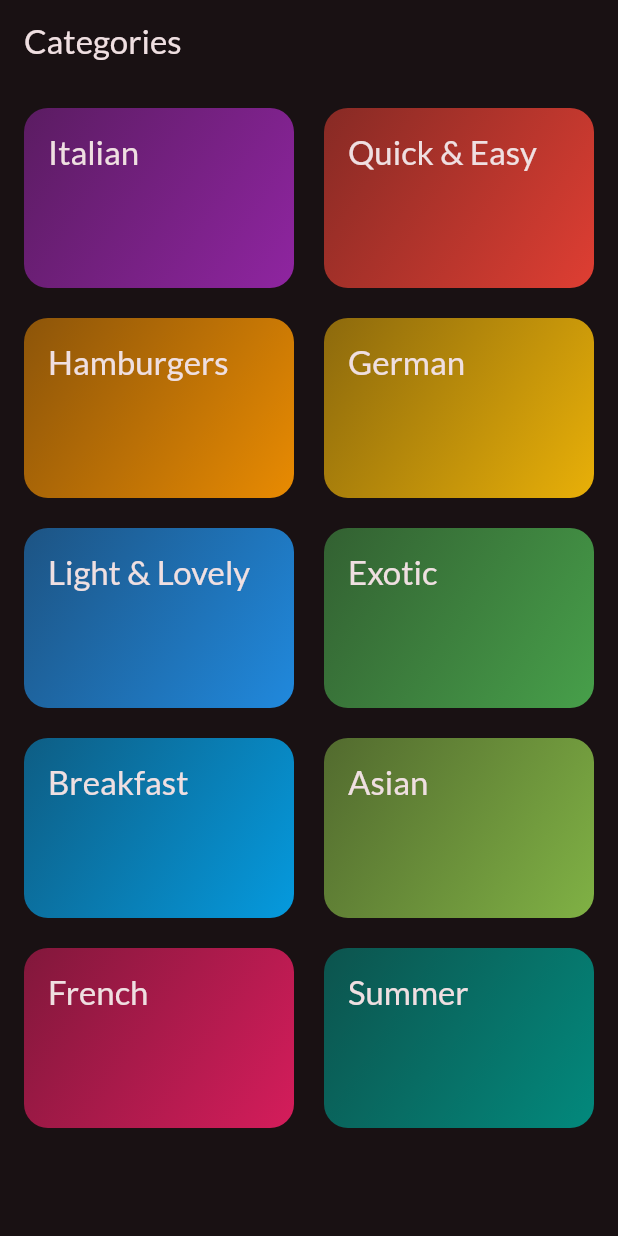
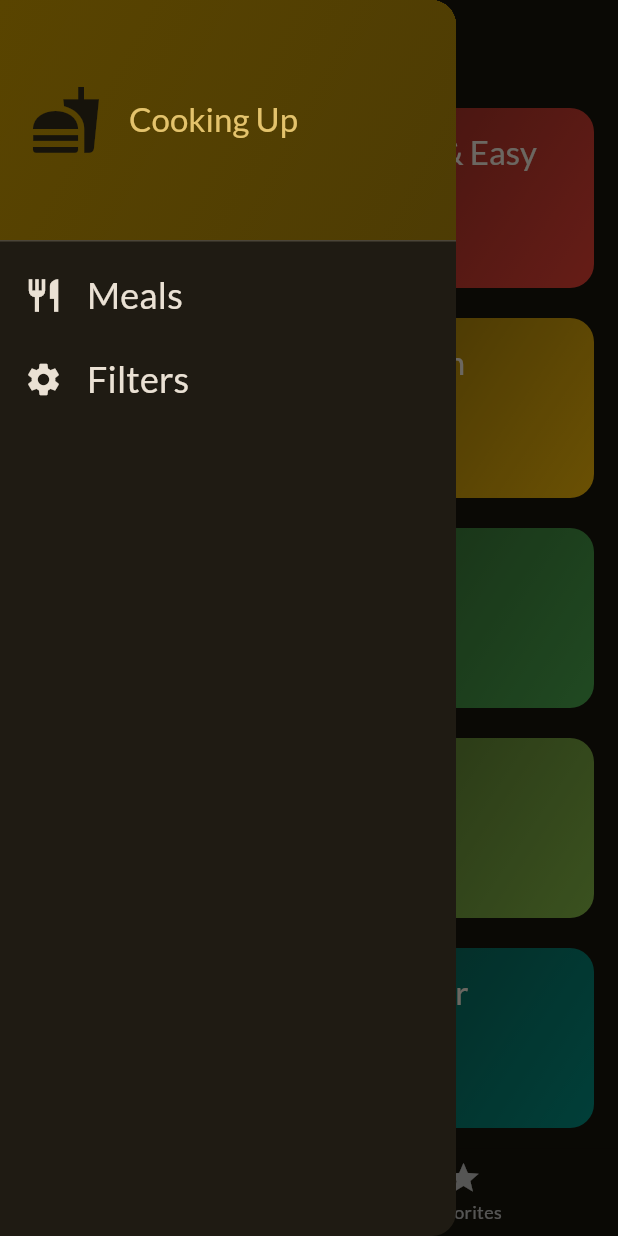
Before and after one commit to enescangull/meals_app, a Flutter app: the screen it shows after launch, with the side drawer open (before the commit the screen has no drawer), on a phone screen of 412 x 824 dp. Run offline on Flutter 3.47's test engine with Material 3 defaults, Android fonts, the phone set to English and light mode, and no system bars; our stand-ins replace google_fonts, transparent_image.

Commit message:
filters added

```diff
--- a/lib/main.dart
+++ b/lib/main.dart
@@ -1,13 +1,13 @@
 import 'package:flutter/material.dart';
 
 import 'package:google_fonts/google_fonts.dart';
-import 'package:meals_app/screens/categories.dart';
+import 'package:meals_app/screens/tabs.dart';
 
 final theme = ThemeData(
   useMaterial3: true,
   colorScheme: ColorScheme.fromSeed(
     brightness: Brightness.dark,
-    seedColor: Color.fromARGB(255, 0, 0, 0),
+    seedColor: const Color.fromARGB(255, 143, 120, 59),
   ),
   textTheme: GoogleFonts.latoTextTheme(),
 );
@@ -24,6 +24,6 @@ class App extends StatelessWidget {
     return MaterialApp(
         debugShowCheckedModeBanner: false,
         theme: theme,
-        home: const CategoriesScreen());
+        home: const TabsScreen());
   }
 }
--- a/lib/screens/categories.dart
+++ b/lib/screens/categories.dart
@@ -1,14 +1,22 @@
 import 'package:flutter/material.dart';
 import 'package:meals_app/data/dummy_data.dart';
 import 'package:meals_app/models/category.dart';
+import 'package:meals_app/models/meal.dart';
 import 'package:meals_app/screens/meals.dart';
 import 'package:meals_app/widgets/category_grid_item.dart';
 
 class CategoriesScreen extends StatelessWidget {
-  const CategoriesScreen({super.key});
+  const CategoriesScreen({
+    super.key,
+    required this.onToggleFavorite,
+    required this.availableMeals,
+  });
 
-  void _selectCategoty(BuildContext context, Category category) {
-    final filteredMeals = dummyMeals
+  final void Function(Meal meal) onToggleFavorite;
+  final List<Meal> availableMeals;
+
+  void _selectCategory(BuildContext context, Category category) {
+    final filteredMeals = availableMeals
         .where((meal) => meal.categories.contains(category.id))
         .toList();
     Navigator.push(
@@ -17,16 +25,13 @@ class CategoriesScreen extends StatelessWidget {
             builder: (ctx) => MealsScreen(
                   title: category.title,
                   meals: filteredMeals,
+                  onToggleFavorite: onToggleFavorite,
                 )));
   }
 
   @override
   Widget build(BuildContext context) {
-    return Scaffold(
-      appBar: AppBar(
-        title: const Text('Categories'),
-      ),
-      body: GridView(
+    return GridView(
       padding: const EdgeInsets.all(16),
       gridDelegate: const SliverGridDelegateWithFixedCrossAxisCount(
         crossAxisCount: 2,
@@ -40,11 +45,10 @@ class CategoriesScreen extends StatelessWidget {
           CategoryGridItem(
             category: category,
             onSelectCategory: () {
-                _selectCategoty(context, category);
+              _selectCategory(context, category);
             },
           )
       ],
-      ),
     );
   }
 }
--- /dev/null
+++ b/lib/screens/tabs.dart
@@ -0,0 +1,126 @@
+import 'package:flutter/material.dart';
+import 'package:meals_app/data/dummy_data.dart';
+import 'package:meals_app/models/meal.dart';
+import 'package:meals_app/screens/categories.dart';
+import 'package:meals_app/screens/filters.dart';
+import 'package:meals_app/screens/meals.dart';
+import 'package:meals_app/widgets/main_drawer.dart';
+
+const kInitialFilters = {
+  Filter.glutenFree: false,
+  Filter.lactoseFree: false,
+  Filter.vegeterian: false,
+  Filter.vegan: false,
+};
+
+class TabsScreen extends StatefulWidget {
+  const TabsScreen({super.key});
+
+  @override
+  State<TabsScreen> createState() => _TabsScreenState();
+}
+
+class _TabsScreenState extends State<TabsScreen> {
+  int _selectedPageIndex = 0;
+  final List<Meal> _favoriteMeals = [];
+  Map<Filter, bool> _selectedFilters = kInitialFilters;
+
+  void _showInfoMessage(String message) {
+    ScaffoldMessenger.of(context).clearSnackBars();
+    ScaffoldMessenger.of(context).showSnackBar(
+      SnackBar(
+        content: Text(message),
+      ),
+    );
+  }
+
+  void _toggleMealFavoriteStatus(Meal meal) {
+    final isExisting = _favoriteMeals.contains(meal);
+
+    if (isExisting) {
+      setState(() {
+        _favoriteMeals.remove(meal);
+      });
+      _showInfoMessage('Meal is no longer a favorite.');
+    } else {
+      setState(() {
+        _favoriteMeals.add(meal);
+      });
+      _showInfoMessage('Meal added to favorite.');
+    }
+  }
+
+  void _selectPage(int index) {
+    setState(() {
+      _selectedPageIndex = index;
+    });
+  }
+
+  void _setScreen(String identifier) async {
+    Navigator.of(context).pop();
+    if (identifier == 'filters') {
+      final result = await Navigator.of(context).push<Map<Filter, bool>>(
+        MaterialPageRoute(
+          builder: (context) => FiltersScreen(
+            currentFilters: _selectedFilters,
+          ),
+        ),
+      );
+      setState(() {
+        _selectedFilters = result ?? kInitialFilters;
+      });
+    }
+  }
+
+  @override
+  Widget build(BuildContext context) {
+    final availableMeals = dummyMeals.where((meal) {
+      if (_selectedFilters[Filter.glutenFree]! && !meal.isGlutenFree) {
+        return false;
+      }
+      if (_selectedFilters[Filter.lactoseFree]! && !meal.isLactoseFree) {
+        return false;
+      }
+      if (_selectedFilters[Filter.vegeterian]! && !meal.isVegetarian) {
+        return false;
+      }
+      if (_selectedFilters[Filter.vegan]! && !meal.isVegan) {
+        return false;
+      }
+      return true;
+    }).toList();
+
+    Widget activePage = CategoriesScreen(
+      onToggleFavorite: _toggleMealFavoriteStatus,
+      availableMeals: availableMeals,
+    );
+    var activePageTitle = 'Categories';
+    if (_selectedPageIndex == 1) {
+      activePage = MealsScreen(
+        meals: _favoriteMeals,
+        onToggleFavorite: _toggleMealFavoriteStatus,
+      );
+      activePageTitle = 'Favorites';
+    }
+
+    return Scaffold(
+      appBar: AppBar(
+        title: Text(activePageTitle),
+      ),
+      drawer: MainDrawer(onSelectScreen: _setScreen),
+      body: activePage,
+      bottomNavigationBar: BottomNavigationBar(
+        onTap: _selectPage,
+        currentIndex: _selectedPageIndex,
+        items: const [
+          BottomNavigationBarItem(
+              icon: Icon(Icons.set_meal), label: 'Categories'),
+          BottomNavigationBarItem(
+            icon: Icon(Icons.star),
+            label: 'Favorites',
+          ),
+        ],
+      ),
+    );
+  }
+}
--- /dev/null
+++ b/lib/widgets/main_drawer.dart
@@ -0,0 +1,78 @@
+import 'package:flutter/material.dart';
+
+class MainDrawer extends StatelessWidget {
+  const MainDrawer({super.key, required this.onSelectScreen});
+
+  final void Function(String identifier) onSelectScreen;
+
+  @override
+  Widget build(BuildContext context) {
+    return Drawer(
+      child: Column(
+        children: [
+          DrawerHeader(
+            padding: const EdgeInsets.all(20),
+            decoration: BoxDecoration(
+                gradient: LinearGradient(colors: [
+              Theme.of(context).colorScheme.primaryContainer,
+              Theme.of(context).colorScheme.primaryContainer.withOpacity(0.8),
+            ], begin: Alignment.topLeft, end: Alignment.bottomRight)),
+            child: Row(
+              children: [
+                Icon(
+                  Icons.fastfood,
+                  size: 48,
+                  color: Theme.of(context).primaryColor,
+                ),
+                const SizedBox(
+                  width: 18,
+                ),
+                Text(
+                  'Cooking Up',
+                  style: Theme.of(context)
+                      .textTheme
+                      .titleLarge!
+                      .copyWith(color: Theme.of(context).colorScheme.primary),
+                )
+              ],
+            ),
+          ),
+          ListTile(
+            leading: Icon(
+              Icons.restaurant,
+              size: 26,
+              color: Theme.of(context).colorScheme.onBackground,
+            ),
+            title: Text(
+              'Meals',
+              style: Theme.of(context).textTheme.titleSmall!.copyWith(
+                    color: Theme.of(context).colorScheme.onBackground,
+                    fontSize: 24,
+                  ),
+            ),
+            onTap: () {
+              onSelectScreen('meals');
+            },
+          ),
+          ListTile(
+            leading: Icon(
+              Icons.settings,
+              size: 26,
+              color: Theme.of(context).colorScheme.onBackground,
+            ),
+            title: Text(
+              'Filters',
+              style: Theme.of(context).textTheme.titleSmall!.copyWith(
+                    color: Theme.of(context).colorScheme.onBackground,
+                    fontSize: 24,
+                  ),
+            ),
+            onTap: () {
+              onSelectScreen('filters');
+            },
+          ),
+        ],
+      ),
+    );
+  }
+}
--- a/pubspec.yaml
+++ b/pubspec.yaml
@@ -47,7 +47,7 @@ dev_dependencies:
   # activated in the `analysis_options.yaml` file located at the root of your
   # package. See that file for information about deactivating specific lint
   # rules and activating additional ones.
-  flutter_lints: ^2.0.0
+  flutter_lints: ^3.0.1
 
 # For information on the generic Dart part of this file, see the
 # following page: https://dart.dev/tools/pub/pubspec
```
Also changed, not shown: lib/screens/filters.dart (added, +159 -0 lines), lib/screens/meal_detail.dart (+85 -0 lines), lib/screens/meals.dart (+13 -4 lines), lib/widgets/meal_detail.dart (deleted), pubspec.lock. Lines whose indentation alone changed are shown as unchanged.
